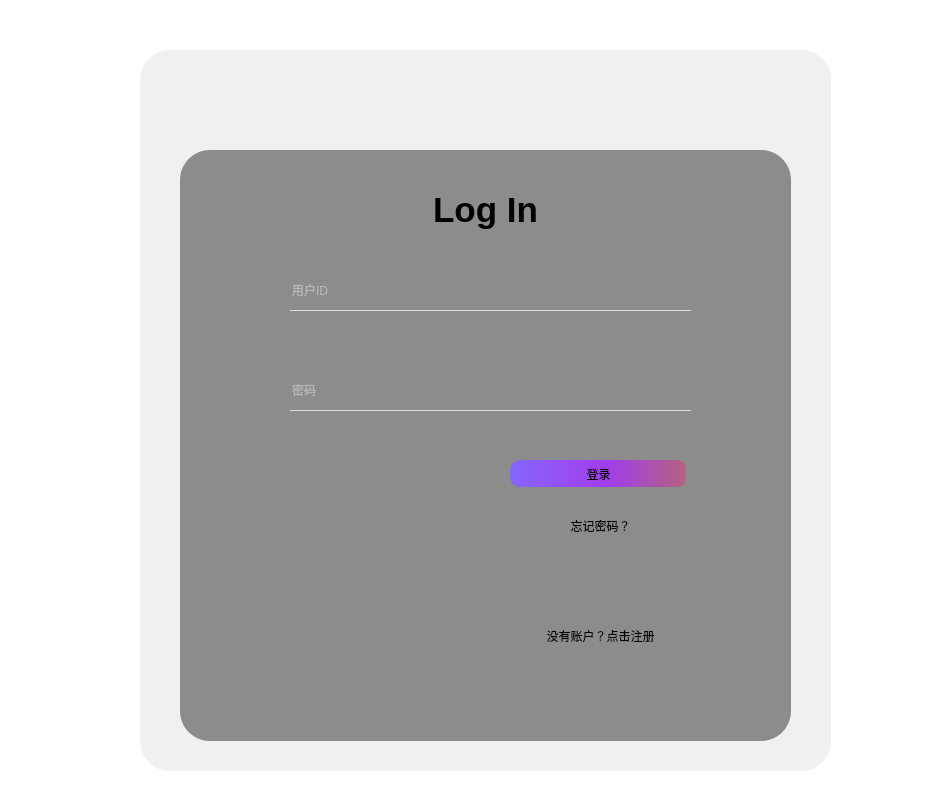
Before: the Qt Designer form view/loginPage/loginpage.ui in JunWang666/LabNexus, drawn with Qt 5.
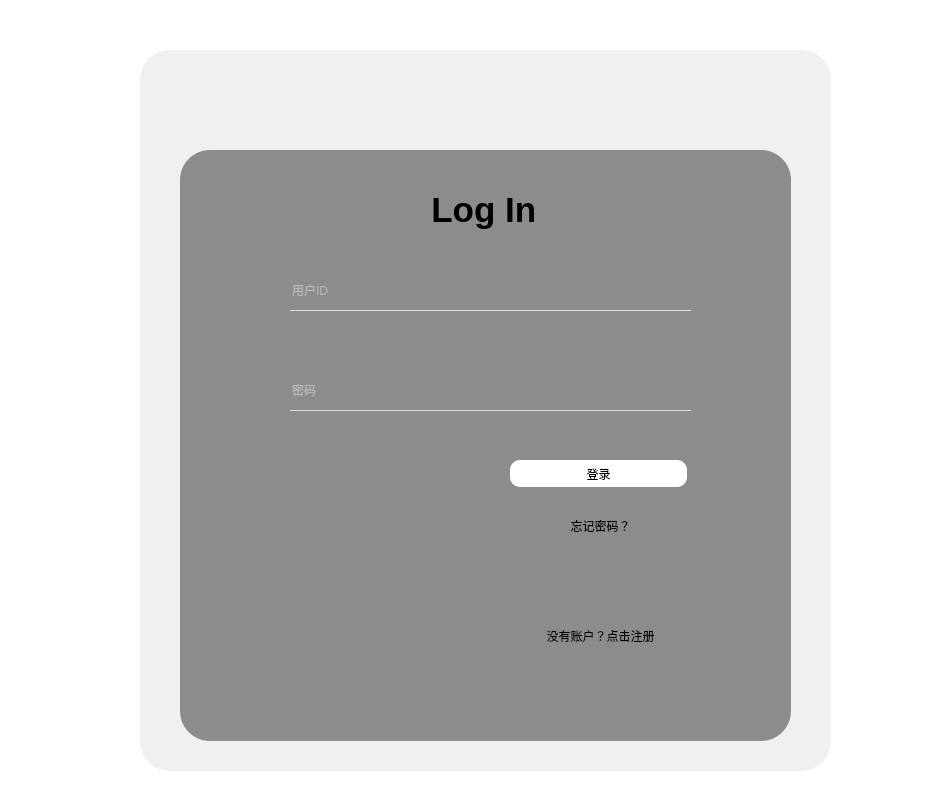
After: the same form once the commit is applied. Icons and pictures are not drawn.

```diff
--- a/view/loginPage/loginpage.ui
+++ b/view/loginPage/loginpage.ui
@@ -15,50 +15,51 @@
   </property>
   <property name="styleSheet">
    <string notr="true">*{
-	background-color: rgb(255, 255, 255);
-}
+                background-color: rgb(255, 255, 255);
+                }
 
-QFrame#frame{
-border-radius:30px;
-border-image: url(:/Login_page.jpg);
-border-repeat: no-repeat;
-    border-position: center;
+                QFrame#frame{
+                border-radius:30px;
+                border-image: url(:/Login_page.jpg);
+                border-repeat: no-repeat;
+                border-position: center;
 
-}
-#frame_2{
-border-radius:30px;
-	background-color: rgba(158, 158, 158, 40);
-}
-QLabel#label{
-	background-color: rgba(98, 98, 98, 180);
-border-radius:30px;
-}
-#titleLabel{
-	background-color: rgba(255, 255, 255, 0);
-}
+                }
+                #frame_2{
+                border-radius:30px;
+                background-color: rgba(158, 158, 158, 40);
+                }
+                QLabel#label{
+                background-color: rgba(98, 98, 98, 180);
+                border-radius:30px;
+                }
+                #titleLabel{
+                background-color: rgba(255, 255, 255, 0);
+                }
 
-#userIdLineEdit{
-	background-color: rgba(255, 255, 255, 0);
-border:none;
-border-bottom:1px solid rgba(255, 255, 255, 180);
-	color: rgba(255, 255, 255, 200);
-	font: 16pt &quot;Microsoft YaHei UI&quot;;
-}
+                #userIdLineEdit{
+                background-color: rgba(255, 255, 255, 0);
+                border:none;
+                border-bottom:1px solid rgba(255, 255, 255, 180);
+                color: rgba(255, 255, 255, 200);
+                font: 16pt &quot;Microsoft YaHei UI&quot;;
+                }
 
-#passwordLineEdit{
+                #passwordLineEdit{
 
-	background-color: rgba(255, 255, 255, 0);
-border:none;
-border-bottom:1px solid rgba(255, 255, 255, 180);
-	color: rgba(255, 255, 255, 200);
-	font: 16pt &quot;Microsoft YaHei UI&quot;;
-}
-QPushButton{
-	background-color: qlineargradient(spread:pad, x1:0, y1:0, x2:1, y2:0, stop:0 rgba(134, 102, 255, 255), stop:0.55 rgba(162, 61, 235, 255), stop:0.98 rgba(179, 97, 129, 255), stop:1 rgba(0, 0, 0, 0));
-border-radius:10px;
-border:none;
-outline:none;
-}
+                background-color: rgba(255, 255, 255, 0);
+                border:none;
+                border-bottom:1px solid rgba(255, 255, 255, 180);
+                color: rgba(255, 255, 255, 200);
+                font: 16pt &quot;Microsoft YaHei UI&quot;;
+                }
+                QPushButton{
+                background-color: qlineargradient(spread:pad, x1:0, y1:0, x2:1, y2:0, stop:0 rgba(134, 102, 255, 255),
+                stop:0.55 rgba(162, 61, 235, 255), stop:0.98 rgba(179, 97, 129, 255), stop:1 rgba(0, 0, 0, 0));
+                border-radius:10px;
+                border:none;
+                outline:none;
+                }
 
 QPushButton:hover{
 border-radius:10px;
@@ -67,28 +68,22 @@
 outline:none;
 }
 
-QPushButton:pressed{
-	background-color: qlineargradient(spread:pad, x1:0, y1:0, x2:1, y2:0, stop:0 rgba(134, 102, 255, 255), stop:0.55 rgba(162, 61, 235, 255), stop:0.98 rgba(179, 97, 129, 255), stop:1 rgba(0, 0, 0, 0));
-border-radius:10px;
-padding-top:5px;
-padding-left:5px;
-border:none;
-outline:none;
-}
-QPushButton#registerButton{
-	
-	background-color: rgba(255, 255, 255, 0);
-border-radius:10px;
-border:none;
-outline:none;
-}
+                QPushButton:pressed{
+                background-color: qlineargradient(spread:pad, x1:0, y1:0, x2:1, y2:0, stop:0 rgba(134, 102, 255, 255),
+                stop:0.55 rgba(162, 61, 235, 255), stop:0.98 rgba(179, 97, 129, 255), stop:1 rgba(0, 0, 0, 0));
+                border-radius:10px;
+                padding-top:5px;
+                padding-left:5px;
+                border:none;
+                outline:none;
+                }
+                QPushButton#registerButton{
 
-QPushButton#registerButton:hover{
-border-radius:10px;
-	background-color: qlineargradient(spread:pad, x1:0, y1:0, x2:1, y2:0, stop:0 rgba(63, 48, 120, 255), stop:0.55 rgba(104, 39, 151, 255), stop:0.98 rgba(117, 64, 84, 255), stop:1 rgba(0, 0, 0, 0));
-border:none;
-outline:none;
-}
+                background-color: rgba(255, 255, 255, 0);
+                border-radius:10px;
+                border:none;
+                outline:none;
+                }
 
 QPushButton#registerButton:pressed{
 	background-color: qlineargradient(spread:pad, x1:0, y1:0, x2:1, y2:0, stop:0 rgba(134, 102, 255, 255), stop:0.55 rgba(162, 61, 235, 255), stop:0.98 rgba(179, 97, 129, 255), stop:1 rgba(0, 0, 0, 0));
@@ -99,40 +94,53 @@
 outline:none;
 }
 
-QPushButton#changePasswordButton{
-	
-	background-color: rgba(255, 255, 255, 0);
-border-radius:10px;
-border:none;
-outline:none;
-}
+                QPushButton#registerButton:pressed{
+                background-color: qlineargradient(spread:pad, x1:0, y1:0, x2:1, y2:0, stop:0 rgba(134, 102, 255, 255),
+                stop:0.55 rgba(162, 61, 235, 255), stop:0.98 rgba(179, 97, 129, 255), stop:1 rgba(0, 0, 0, 0));
+                border-radius:10px;
+                padding-top:5px;
+                padding-left:5px;
+                border:none;
+                outline:none;
+                }
 
-QPushButton#changePasswordButton:hover{
-border-radius:10px;
-	background-color: qlineargradient(spread:pad, x1:0, y1:0, x2:1, y2:0, stop:0 rgba(63, 48, 120, 255), stop:0.55 rgba(104, 39, 151, 255), stop:0.98 rgba(117, 64, 84, 255), stop:1 rgba(0, 0, 0, 0));
-border:none;
-outline:none;
-}
+                QPushButton#changePasswordButton{
 
-QPushButton#changePasswordButton:pressed{
-	background-color: qlineargradient(spread:pad, x1:0, y1:0, x2:1, y2:0, stop:0 rgba(134, 102, 255, 255), stop:0.55 rgba(162, 61, 235, 255), stop:0.98 rgba(179, 97, 129, 255), stop:1 rgba(0, 0, 0, 0));
-border-radius:10px;
-padding-top:5px;
-padding-left:5px;
-border:none;
-outline:none;
-}
+                background-color: rgba(255, 255, 255, 0);
+                border-radius:10px;
+                border:none;
+                outline:none;
+                }
 
-#lineEdit{
-	background-color: rgba(255, 255, 255, 0);
-color:rgb(255, 0, 0);
-border:none;
-}
-#lineEdit_2{
-	background-color: rgba(255, 255, 255, 0);
-color:rgb(255,0,0);
-border:none;
-}</string>
+                QPushButton#changePasswordButton:hover{
+                border-radius:10px;
+                background-color: qlineargradient(spread:pad, x1:0, y1:0, x2:1, y2:0, stop:0 rgba(63, 48, 120, 255),
+                stop:0.55 rgba(104, 39, 151, 255), stop:0.98 rgba(117, 64, 84, 255), stop:1 rgba(0, 0, 0, 0));
+                border:none;
+                outline:none;
+                }
+
+                QPushButton#changePasswordButton:pressed{
+                background-color: qlineargradient(spread:pad, x1:0, y1:0, x2:1, y2:0, stop:0 rgba(134, 102, 255, 255),
+                stop:0.55 rgba(162, 61, 235, 255), stop:0.98 rgba(179, 97, 129, 255), stop:1 rgba(0, 0, 0, 0));
+                border-radius:10px;
+                padding-top:5px;
+                padding-left:5px;
+                border:none;
+                outline:none;
+                }
+
+                #lineEdit{
+                background-color: rgba(255, 255, 255, 0);
+                color:rgb(255, 0, 0);
+                border:none;
+                }
+                #lineEdit_2{
+                background-color: rgba(255, 255, 255, 0);
+                color:rgb(255,0,0);
+                border:none;
+                }
+            </string>
   </property>
   <widget class="QFrame" name="frame">
    <property name="geometry">
@@ -205,7 +213,9 @@
       <string notr="true"/>
      </property>
      <property name="text">
-      <string>&lt;html&gt;&lt;head/&gt;&lt;body&gt;&lt;p align=&quot;center&quot;&gt;&lt;span style=&quot; font-size:26pt; font-weight:700;&quot;&gt;Log In&lt;/span&gt;&lt;/p&gt;&lt;/body&gt;&lt;/html&gt;</string>
+                        <string>&lt;html&gt;&lt;head/&gt;&lt;body&gt;&lt;p align=&quot;center&quot;&gt;&lt;span style=&quot;
+                            font-size:26pt; font-weight:700;&quot;&gt;Log In&lt;/span&gt;&lt;/p&gt;&lt;/body&gt;&lt;/html&gt;
+                        </string>
      </property>
     </widget>
     <widget class="QPushButton" name="loginButton">
```
Left out of the diff: 28 changed lines with no effect on the pictures. Lines whose indentation alone changed are shown as unchanged.
